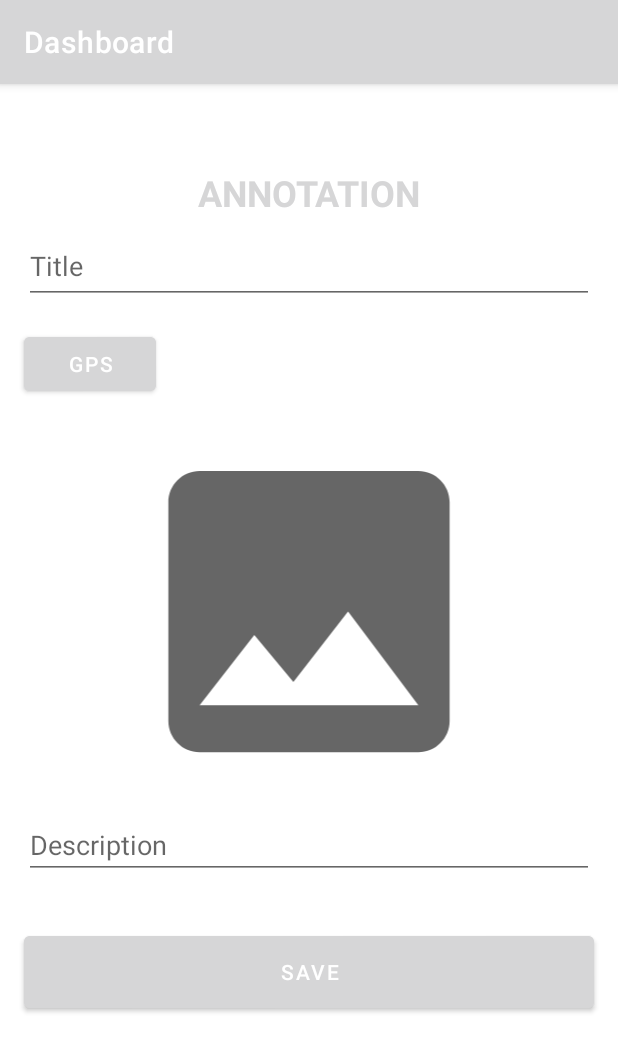
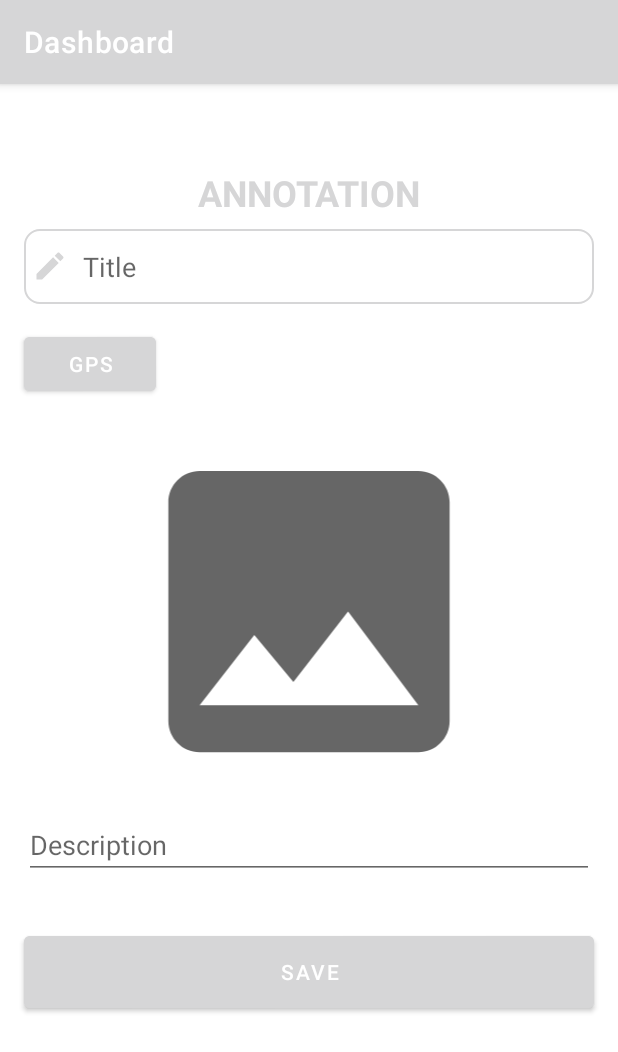
Before and after one commit to dev-rodrigues/CompartilhaGran, an Android app: the DashboardFragment screen opened through its navigation route, on a phone screen of 412 x 824 dp. Shown: the top 1052 px of the screen. Run offline under Robolectric (Android 15) with nearby library versions, the phone set to English and light mode, and no system bars; our stand-ins replace Firebase (no records; nobody signed in at launch, a user with empty details on screens opened directly), navigation-ui; libraries missing offline, so code that uses them is left out: com.facebook, com.facebook.login; 5 statements that could not run were skipped.

```diff
--- /dev/null
+++ b/app/src/main/res/drawable/ic_edit.xml
@@ -0,0 +1,9 @@
+<vector xmlns:android="http://schemas.android.com/apk/res/android"
+    android:width="24dp"
+    android:height="24dp"
+    android:viewportWidth="24"
+    android:viewportHeight="24">
+  <path
+      android:fillColor="@color/com_facebook_blue"
+      android:pathData="M3,17.25V21h3.75L17.81,9.94l-3.75,-3.75L3,17.25zM20.71,7.04c0.39,-0.39 0.39,-1.02 0,-1.41l-2.34,-2.34c-0.39,-0.39 -1.02,-0.39 -1.41,0l-1.83,1.83 3.75,3.75 1.83,-1.83z"/>
+</vector>
--- a/app/src/main/res/layout/fragment_dashboard.xml
+++ b/app/src/main/res/layout/fragment_dashboard.xml
@@ -26,6 +26,10 @@
         android:layout_height="50dp"
         android:layout_marginStart="16dp"
         android:layout_marginTop="8dp"
+        android:background="@drawable/custom_input"
+        android:drawableLeft="@drawable/ic_edit"
+        android:padding="5dp"
+        android:drawablePadding="10dp"
         android:layout_marginEnd="16dp"
         android:ems="10"
         android:hint="Title"
```
Also changed, not shown: app/src/main/res/drawable/ic_gps.xml (added, +10 -0 lines).
